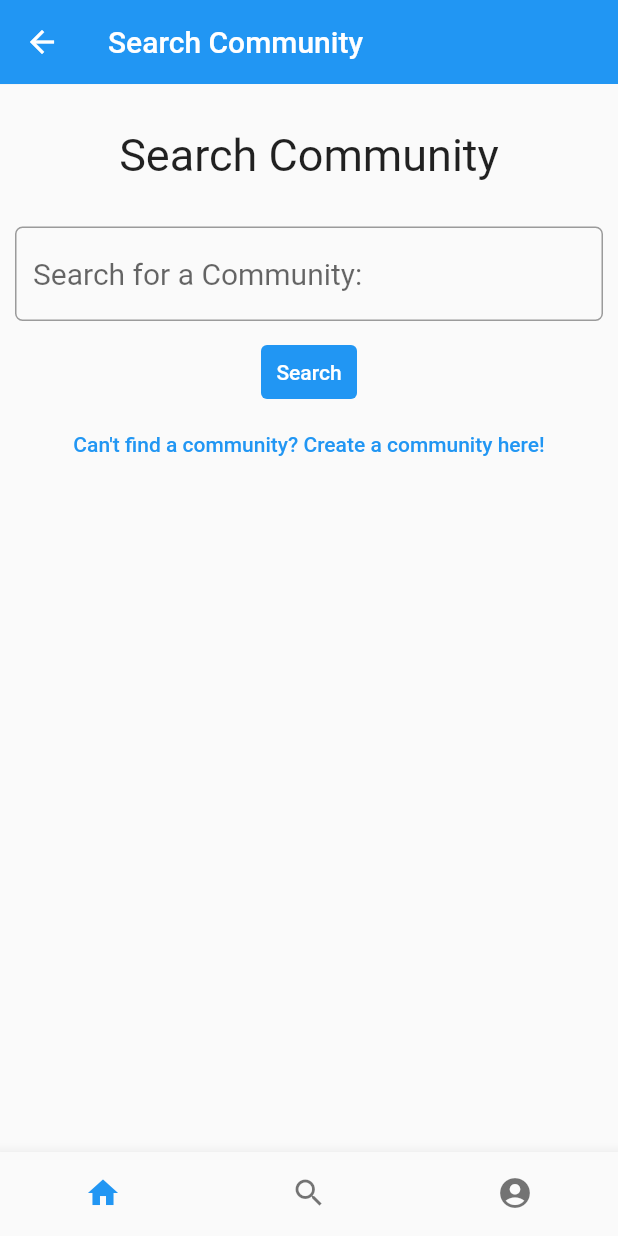
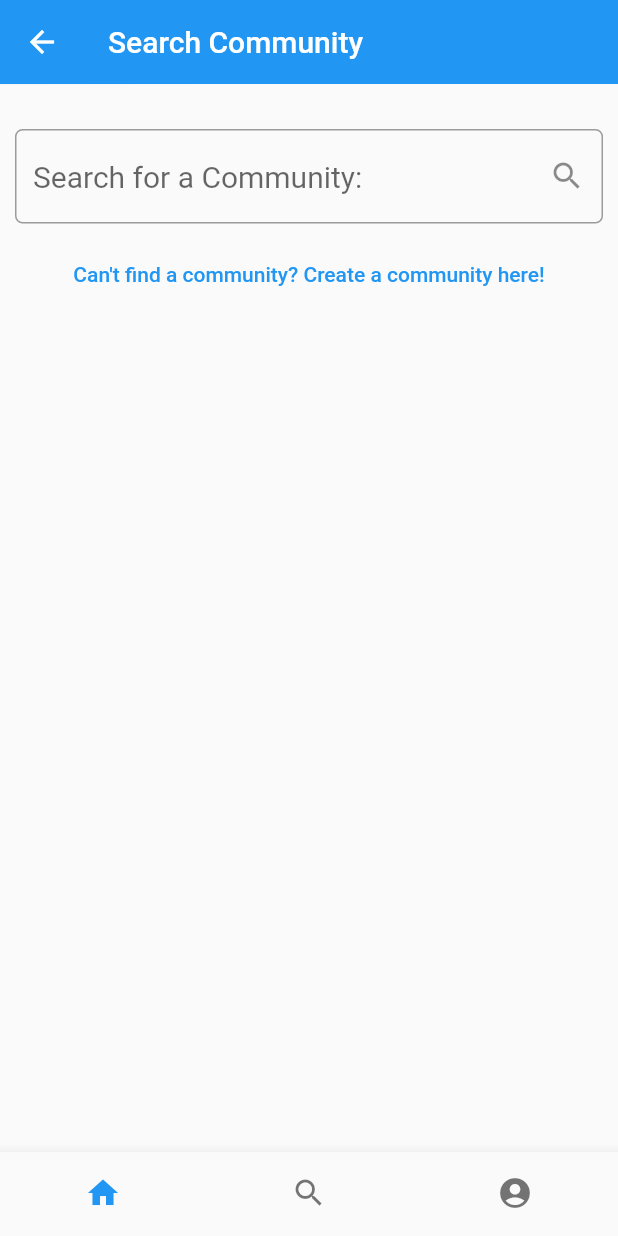
Before and after one commit to abe-mused/AccountabilityAppFrontEnd, a Flutter app: the SearchPage screen opened by its route, on a phone screen of 412 x 824 dp. Run offline on Flutter 3.47's test engine with Material 2 defaults, Android fonts, the light colour scheme and no system bars; our stand-ins replace shared_preferences; missing offline and left inert: amazon_cognito_identity_dart_2; accounts and stored records are empty.

Commit message:
Clean up search bar and replace search button with search icon

```diff
--- a/lib/pages/get_community.dart
+++ b/lib/pages/get_community.dart
@@ -1,6 +1,7 @@
 import 'package:flutter/material.dart';
 import 'package:linear/model/community.dart';
 import 'package:linear/constants/apis.dart';
+import 'package:linear/widgets/community_info_box.dart';
 
 // ignore: must_be_immutable
 class GetCommunityWidget extends StatefulWidget {
@@ -70,53 +71,37 @@ class _GetCommunityWidgetState extends State<GetCommunityWidget> {
               borderRadius: BorderRadius.circular(5.0),
             ),
             hintText: "Search for a Community:",
+            suffixIcon: IconButton(
+               icon: const Icon(Icons.search),
+               onPressed: () async {
+               //add name to db using the new_community_name variable
+                doGetCommunity();
+              },
+                style: IconButton.styleFrom(
+                backgroundColor: Colors.blue,
+                ),
           ),
         ),
       ),
-      TextButton(
-        onPressed: () async {
-          //add name to db using the new_community_name variable
-          doGetCommunity();
-        },
-        style: TextButton.styleFrom(
-          primary: Colors.white,
-          backgroundColor: Colors.blue,
-          onSurface: Colors.grey,
-        ),
-        child: const Text("Search"),
       ),
       if (_community.communityName != '')
-        Column(
-          children: [
-            const Text(
-              "Search Results:",
-              style: TextStyle(fontSize: 24),
+       Column(children: <Widget>[
+          Container(
+            decoration: const BoxDecoration(
+            borderRadius: BorderRadius.all(Radius.circular(20)),
+            color: Colors.lightGreen,
             ),
-            const SizedBox(
-              height: 10,
+            child: Column(
+              mainAxisAlignment: MainAxisAlignment.start,
+              crossAxisAlignment: CrossAxisAlignment.start,
+              children: <Widget>[
+              Text("c/${_community.communityName}", style: TextStyle(fontSize: 25)),
+              Text("Created:${_community.creationDate}", style: TextStyle(fontSize: 25)),
+              Text("Created by u/${_community.creator}", style: TextStyle(fontSize: 25)),
+              ],
             ),
-            Text(
-              "Name: ${_community.communityName}",
-              style: const TextStyle(fontSize: 24),
-            ),
-            const SizedBox(
-              height: 10,
-            ),
-            Text(
-              "Creator: ${_community.creator}",
-              style: const TextStyle(fontSize: 24),
-            ),
-            const SizedBox(
-              height: 10,
-            ),
-            Text(
-              "Creation Date: ${_community.creationDate}",
-              style: const TextStyle(fontSize: 24),
-            ),
-            const SizedBox(
-              height: 10,
-            ),
-          ],
+        )
+         ],
         ),
     ]);
   }
--- a/lib/pages/search_page.dart
+++ b/lib/pages/search_page.dart
@@ -22,17 +22,8 @@ class SearchPageState extends State<SearchPage> {
         title: const Text("Search Community"),
         elevation: 0.1,
       ),
-      body: Column(
+     body: Column(
         children: [
-          const SizedBox(
-            height: 30,
-          ),
-          const Center(
-            child: Text(
-              "Search Community",
-              style: TextStyle(fontSize: 30),
-            ),
-          ),
           const SizedBox(height: 20),
           GetCommunityWidget(token: user?.idToken ?? "INVALID TOKEN"),
           TextButton(
--- a/lib/widgets/community_info_box.dart
+++ b/lib/widgets/community_info_box.dart
@@ -6,10 +6,12 @@ class CommunityInfoBox extends StatelessWidget {
     super.key,
     required this.communityName,
     required this.dateCreated,
+    required this.creator,
   });
 
-  String communityName = "CommunityName";
-  String dateCreated = "10/01/22";
+  String communityName;
+  String dateCreated;
+  String creator;
 
   @override
   Widget build(BuildContext context) {
@@ -19,15 +21,16 @@ class CommunityInfoBox extends StatelessWidget {
             flex: 3,
             child: Column(
               children: <Widget>[
-                const Expanded(flex: 1, child: Icon(Icons.book)),
+                const Expanded(flex: 1, child: Icon(Icons.search)),
                   Expanded(
                    flex: 3,
                     child: Column(
                       mainAxisAlignment: MainAxisAlignment.start,
                       crossAxisAlignment: CrossAxisAlignment.start,
                       children: <Widget>[
-                        Text(communityName),
-                        Text("Founded: " + dateCreated),
+                        Text("c/" + communityName),
+                        Text("Created: " + dateCreated),
+                        Text("Created by u/" + creator)
                       ],
                     ),
                   )
```
Also changed, not shown: 1 other file.
